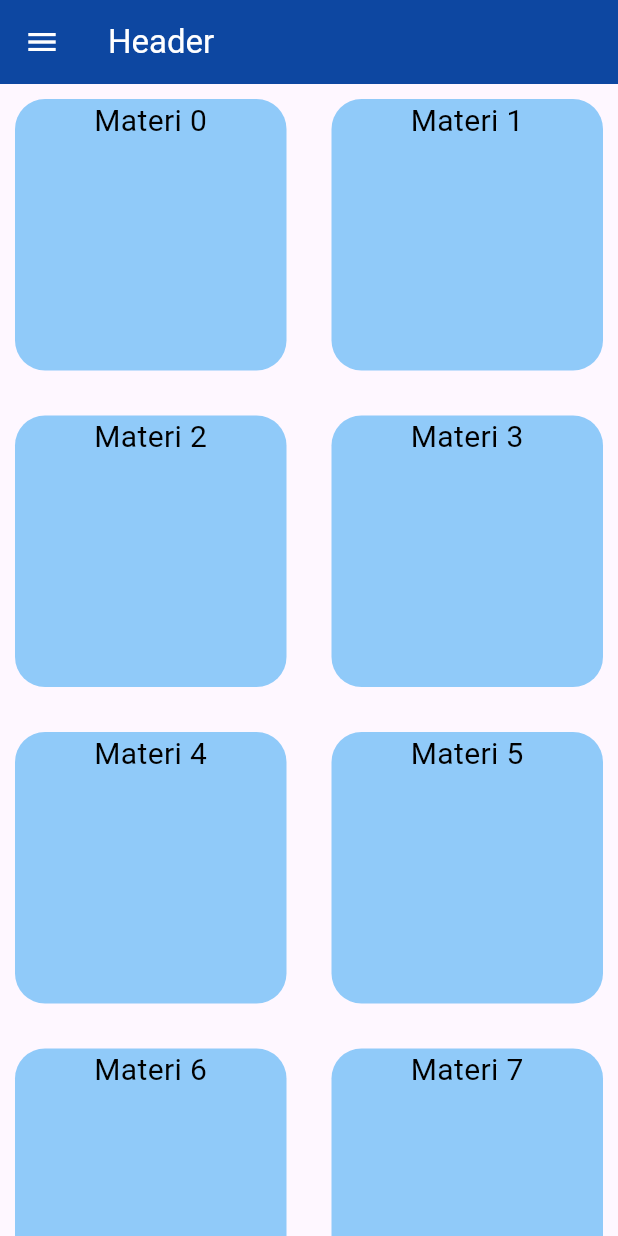
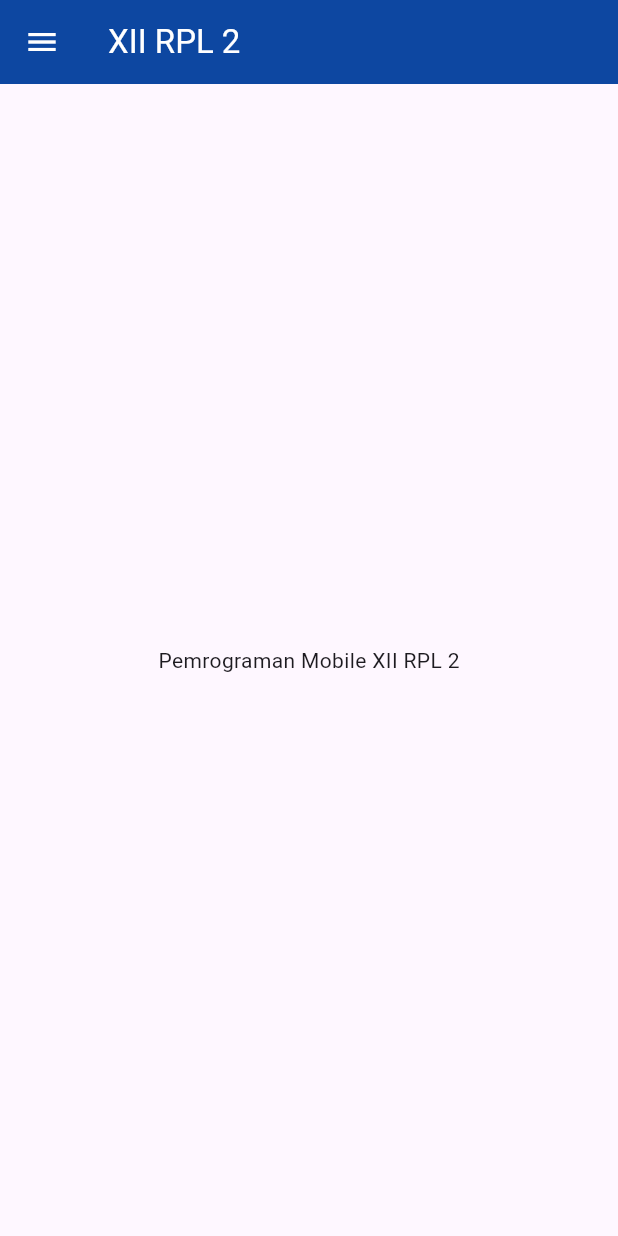
Before and after one commit to ismanby/grouping-navigation-drawer, a Flutter app: the screen it shows after launch, on a phone screen of 412 x 824 dp. Run offline on Flutter 3.47's test engine with Material 3 defaults, Android fonts, the phone set to English and light mode, and no system bars.

Commit message:
UserAccountsDrawerHeader

```diff
--- a/lib/drawer.dart
+++ b/lib/drawer.dart
@@ -9,38 +9,43 @@ class MyHomePage extends StatelessWidget{
     return Scaffold(
       appBar: AppBar(
           title: const Text(
-            'Header',
+            'XII RPL 2',
             style: TextStyle(color: Colors.white),
           ),
         backgroundColor: Colors.blue[900], //warna background
         foregroundColor: Colors.white,
       ),
       drawer: buildGroupDrawer(context),
-      body: GridView.count(
-      crossAxisCount: 2,
-      crossAxisSpacing: 10.0,
-      mainAxisSpacing: 10.0,
-      shrinkWrap: true,
-      children: List.generate(10, (index){
-        return Padding(
-          padding: const EdgeInsets.all(10.0),
-          child: Container(
-            height: 5.0,
-            decoration: BoxDecoration(
-            borderRadius: BorderRadius.circular(20.0),
-            color: Colors.blue[200],
-            ),
-          child: Text(
-          'Materi $index',
-          textAlign: TextAlign.center,
-          style: const TextStyle(
-            color: Colors.black,
-            fontSize: 20)
-          ),
-          )
-        );
-      })
-    )
+      body: Center(
+        child: Text(
+          'Pemrograman Mobile $title' //warna kuning terjadi karena terdapat perubahan.
+        ),
+      ),
+    //   body: GridView.count(
+    //   crossAxisCount: 2,
+    //   crossAxisSpacing: 10.0,
+    //   mainAxisSpacing: 10.0,
+    //   shrinkWrap: true,
+    //   children: List.generate(10, (index){
+    //     return Padding(
+    //       padding: const EdgeInsets.all(10.0),
+    //       child: Container(
+    //         height: 5.0,
+    //         decoration: BoxDecoration(
+    //         borderRadius: BorderRadius.circular(20.0),
+    //         color: Colors.blue[200],
+    //         ),
+    //       child: Text(
+    //       'Materi $index',
+    //       textAlign: TextAlign.center,
+    //       style: const TextStyle(
+    //         color: Colors.black,
+    //         fontSize: 20)
+    //       ),
+    //       )
+    //     );
+    //   })
+    // )
   );
 }
   Widget buildGroupDrawer(BuildContext context) {
@@ -52,62 +57,85 @@ class MyHomePage extends StatelessWidget{
             decoration: BoxDecoration(
               color: Colors.blue[900],
             ),
-            child: const Text('Isma Anbiya Fasha',
-            style: TextStyle(color: Colors.white,
-            fontSize: 30.0,
+            child: UserAccountsDrawerHeader(
+              decoration: BoxDecoration(
+                color: Colors.blue[900],
+              ),
+              accountName: const Text('Isma Anbiya Fasha', style: TextStyle(fontSize: 18),),
+              accountEmail: const Text('ismaanby@gmail.com'),
+              currentAccountPictureSize: const Size.square(40),
+              currentAccountPicture: const CircleAvatar(
+                backgroundColor: Colors.white,
+                child: Text('I',
+                style: TextStyle(
+                  fontSize: 25.0,
+                  color: Colors.blue
+                  )
+                ),
+                ),
             ),
-            ),
+            // child: const Text('Isma Anbiya Fasha',
+            // style: TextStyle(color: Colors.white,
+            // fontSize: 30.0,
+            // ),
+            // ),
           ),
-        ExpansionTile(
-          title: const Text('Materi'),
-          children: [
-          ListTile(
-            title: const Text('Materi 1'),
-            onTap: (){Navigator.pop (context);},
-          ),
-          ListTile(
-            title: const Text('Materi 2'),
-            onTap: (){Navigator.pop (context);},
-          ),
-          ListTile(
-            title: const Text('Materi 3'),
-            onTap: (){Navigator.pop (context);},
-          ),
-          ListTile(
-            title: const Text('Materi 4'),
-            onTap: (){Navigator.pop (context);},
-          ),
-          ListTile(
-            title: const Text('Materi 5'),
-            onTap: (){Navigator.pop (context);},
+          const ListTile(
+            leading: Icon(Icons.person),
+            title: Text('Isma'),
+            subtitle: Text('XII RPL 2'),
+            trailing: Icon(Icons.chevron_right),
           )
-        ],
-        ),
-        ExpansionTile(
-          title: const Text('Tugas'),
-          children: [
-          ListTile(
-            title: const Text('Tugas 1'),
-            onTap: (){Navigator.pop (context);},
-          ),
-          ListTile(
-            title: const Text('Tugas 2'),
-            onTap: (){Navigator.pop (context);},
-          ),
-          ListTile(
-            title: const Text('Tugas 3'),
-            onTap: (){Navigator.pop (context);},
-          ),
-          ListTile(
-            title: const Text('Tugas 4'),
-            onTap: (){Navigator.pop (context);},
-          ),
-          ListTile(
-            title: const Text('Tugas 5'),
-            onTap: (){Navigator.pop (context);},
-          )
-        ],
-        )
+        // ExpansionTile(
+        //   title: const Text('Materi'),
+        //   children: [
+        //   ListTile(
+        //     title: const Text('Materi 1'),
+        //     onTap: (){Navigator.p  (context);},
+        //   ),
+        //   ListTile(
+        //     title: const Text('Materi 2'),
+        //     onTap: (){Navigator.pop (context);},
+        //   ),
+        //   ListTile(
+        //     title: const Text('Materi 3'),
+        //     onTap: (){Navigator.pop (context);},
+        //   ),
+        //   ListTile(
+        //     title: const Text('Materi 4'),
+        //     onTap: (){Navigator.pop (context);},
+        //   ),
+        //   ListTile(
+        //     title: const Text('Materi 5'),
+        //     onTap: (){Navigator.pop (context);},
+        //   )
+        // ],
+        // ),
+        // ExpansionTile(
+        //   title: const Text('Tugas'),
+        //   children: [
+        //   ListTile(
+        //     title: const Text('Tugas 1'),
+        //     onTap: (){Navigator.pop (context);},
+        //   ),
+        //   ListTile(
+        //     title: const Text('Tugas 2'),
+        //     onTap: (){Navigator.pop (context);},
+        //   ),
+        //   ListTile(
+        //     title: const Text('Tugas 3'),
+        //     onTap: (){Navigator.pop (context);},
+        //   ),
+        //   ListTile(
+        //     title: const Text('Tugas 4'),
+        //     onTap: (){Navigator.pop (context);},
+        //   ),
+        //   ListTile(
+        //     title: const Text('Tugas 5'),
+        //     onTap: (){Navigator.pop (context);},
+        //   )
+        // ],
+        // )
         ],
       ),
     );
--- a/lib/main.dart
+++ b/lib/main.dart
@@ -6,19 +6,19 @@ void main() {
 }
 
 class MyApp extends StatelessWidget {
-  static const header = 'XII RPL 2';
+  static const header = 'XII RPL 2'; //header di navbar
   const MyApp({super.key});
 
   // This widget is the root of your application.
   @override
   Widget build(BuildContext context) {
     return MaterialApp(
-      title: 'Flutter Demo',
+      title: 'Flutter Demo', //judul website
       theme: ThemeData(
         colorScheme: ColorScheme.fromSeed(seedColor: Colors.deepPurple),
         useMaterial3: true,
       ),
-      home: const MyHomePage(title: 'Header'),
+      home: const MyHomePage(title: 'XII RPL 2'),
     );
   }
 }
```
